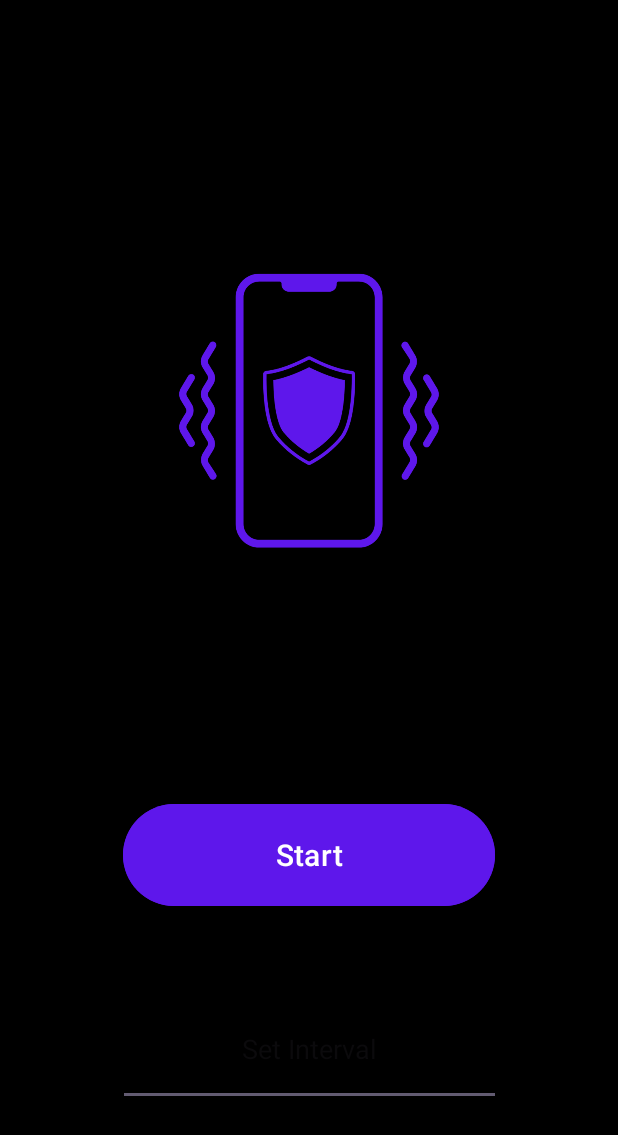
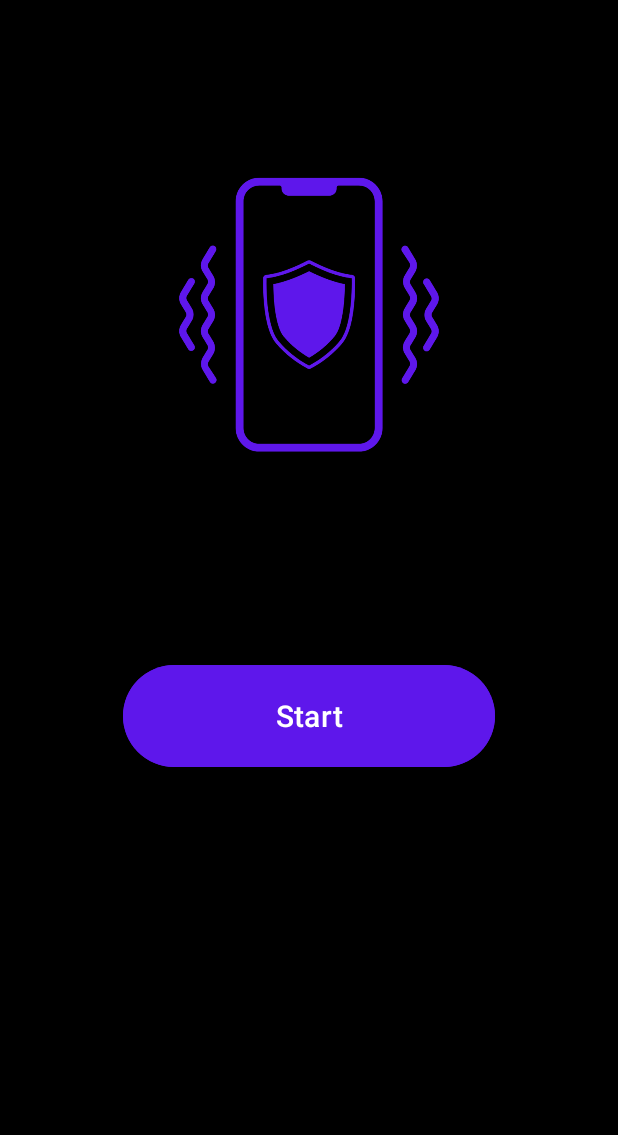
Before and after one commit to yashbim/pocket-guard, an Android app: the screen it shows after launch (MainActivity), after a tap on "Start", on a phone screen of 412 x 824 dp. Shown: the top 1135 px of the screen. Run offline under Robolectric (Android 15) with nearby library versions, the light colour scheme and no system bars.

Commit message:
converted to linear layout

```diff
--- a/app/src/main/java/com/example/pocket_guard/MainActivity.kt
+++ b/app/src/main/java/com/example/pocket_guard/MainActivity.kt
@@ -3,9 +3,7 @@ package com.example.pocket_guard
 import android.os.Bundle
 import android.os.VibrationEffect
 import android.os.Vibrator
-import android.util.Log
 import android.widget.Button
-import android.widget.EditText
 import android.widget.Toast
 import androidx.appcompat.app.AppCompatActivity
 
@@ -26,20 +24,9 @@ class MainActivity : AppCompatActivity() {
 
             val vibrator = getSystemService(VIBRATOR_SERVICE) as Vibrator
             var interval : Int = 30000
-            var get_interval : EditText = findViewById(R.id.interval)
-
-            val intervalText = get_interval.text.toString()
             var intervalInt: Int
-            try {
-                intervalInt = intervalText.toInt()
-            } catch (e: NumberFormatException) {
-                // Handle the case where the text is not a valid integer
-                // For example, you might display an error message to the user
-                Log.e("Conversion Error", "Invalid integer value in EditText")
-                intervalInt = 0 // Or set a default value as needed
-            }
                 Toast.makeText(applicationContext,"Time interval set to 30s", Toast.LENGTH_SHORT).show()
-                vibrate(intervalInt,time)
+//                vibrate(intervalInt,time)
 
 
         }
--- a/app/src/main/res/layout/home_screen.xml
+++ b/app/src/main/res/layout/home_screen.xml
@@ -1,52 +1,46 @@
-<?xml version="1.0" encoding="utf-8"?>
-<androidx.constraintlayout.widget.ConstraintLayout xmlns:android="http://schemas.android.com/apk/res/android"
+<LinearLayout
+    xmlns:android="http://schemas.android.com/apk/res/android"
     xmlns:app="http://schemas.android.com/apk/res-auto"
     xmlns:tools="http://schemas.android.com/tools"
     android:layout_width="match_parent"
     android:layout_height="match_parent"
+    android:orientation="vertical"
     android:background="@color/black"
-    tools:context=".MainActivity"
-    tools:layout_editor_absoluteX="0dp"
-    tools:layout_editor_absoluteY="-64dp">
+    tools:context=".MainActivity">
 
+    <ImageView
+        android:id="@+id/imageView"
+        android:layout_width="324dp"
+        android:layout_height="299dp"
+        android:src="@drawable/pocketguardblack"
+        android:layout_gravity="center_horizontal"
+        android:layout_marginTop="70dp"
+       android:layout_marginBottom="0dp"/>
+
+<!--    <Spinner-->
+<!--        android:id="@+id/spinner_time"-->
+<!--        android:layout_width="248dp"-->
+<!--        android:layout_height="59dp"-->
+<!--        android:layout_gravity="center_horizontal"-->
+<!--        android:layout_marginTop="50dp"-->
+<!--        android:layout_marginBottom="0dp"-->
+<!--        android:backgroundTint="#5E17EB"-->
+<!--        android:text="Start"-->
+<!--        android:textColor="@color/white"-->
+<!--        android:spinnerMode="dropdown" />-->
 
     <Button
         android:id="@+id/startvibration"
         android:layout_width="248dp"
         android:layout_height="76dp"
-        android:layout_marginBottom="216dp"
+        android:layout_gravity="center_horizontal"
+        android:layout_marginTop="70dp"
+        android:layout_marginBottom="50dp"
         android:backgroundTint="#5E17EB"
         android:text="Start"
-        android:textSize="20dp"
-        app:layout_constraintBottom_toBottomOf="parent"
-        app:layout_constraintEnd_toEndOf="parent"
-        app:layout_constraintStart_toStartOf="parent" />
-
-    <ImageView
-        android:id="@+id/imageView"
-        android:layout_width="324dp"
-        android:layout_height="299dp"
-        app:layout_constraintBottom_toTopOf="@+id/startvibration"
-        app:layout_constraintEnd_toEndOf="parent"
-        app:layout_constraintStart_toStartOf="parent"
-        app:layout_constraintTop_toTopOf="parent"
-        app:layout_constraintVertical_bias="0.577"
-        app:srcCompat="@drawable/pocketguard_black" />
-
-    <EditText
-        android:id="@+id/interval"
-        android:layout_width="255dp"
-        android:layout_height="75dp"
-        android:gravity="center"
-        android:inputType="number"
-        android:hint="Set Interval"
         android:textColor="@color/white"
-        app:layout_constraintBottom_toBottomOf="parent"
-        app:layout_constraintEnd_toEndOf="parent"
-        app:layout_constraintHorizontal_bias="0.502"
-        app:layout_constraintStart_toStartOf="parent"
-        app:layout_constraintTop_toBottomOf="@+id/startvibration"
-        app:layout_constraintVertical_bias="0.382" />
+        android:textSize="20sp" />
 
 
-</androidx.constraintlayout.widget.ConstraintLayout>
+
+</LinearLayout>
```
Also changed, not shown: app/src/main/res/drawable/pocketguardblack.png (renamed from app/src/main/res/drawable/pocketguard_black.png).
